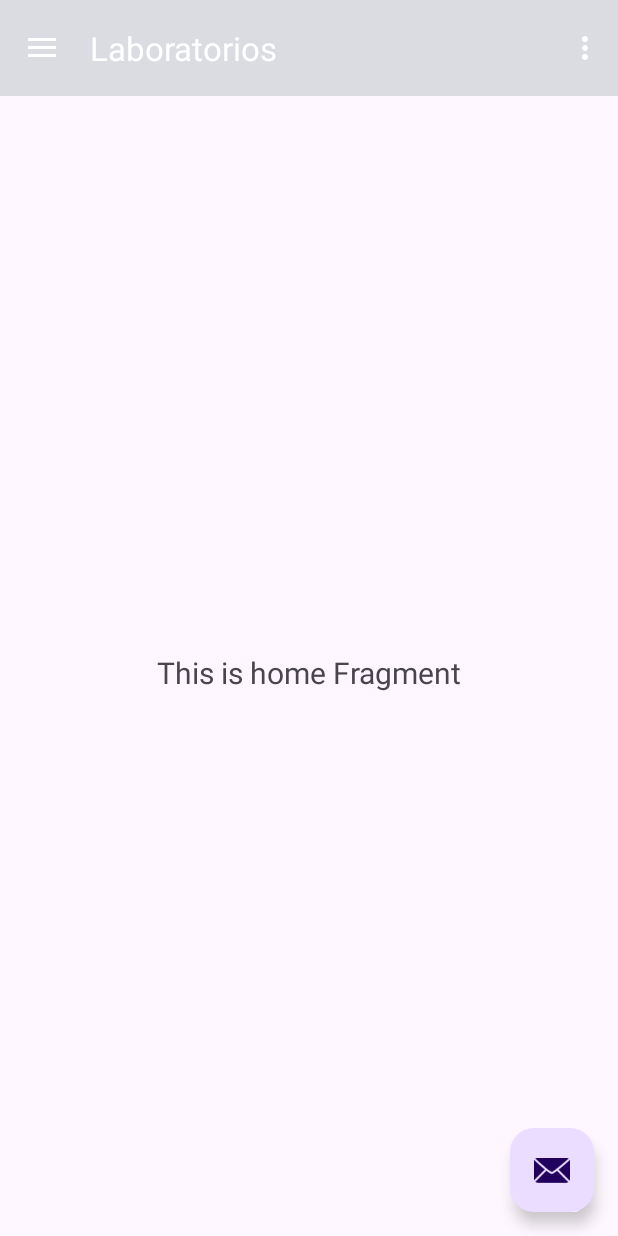
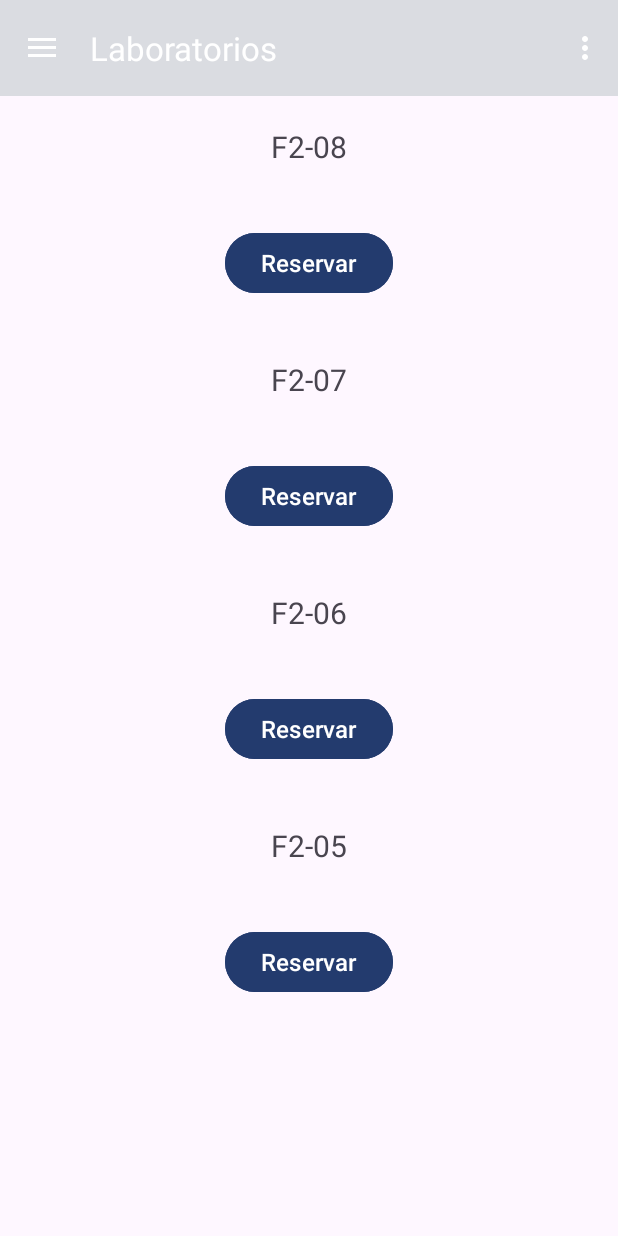
Before and after one commit to AlbertVega/Proyecto-I-Bases-de-Datos, an Android app: the PrincipalActivity screen opened directly, with no data from a screen before it, on a phone screen of 412 x 824 dp. Run offline under Robolectric (Android 15) with nearby library versions, the phone set to English and light mode, and no system bars; our stand-ins replace navigation-ui.

Commit message:
Creacion de horario

```diff
--- a/app/src/main/AndroidManifest.xml
+++ b/app/src/main/AndroidManifest.xml
@@ -12,6 +12,9 @@
         android:supportsRtl="true"
         android:theme="@style/Theme.LabCE"
         tools:targetApi="31">
+        <activity
+            android:name=".ScheduleActivity"
+            android:exported="false" />
         <activity
             android:name=".PrincipalActivity"
             android:exported="false"
--- a/app/src/main/java/com/example/labce/PrincipalActivity.kt
+++ b/app/src/main/java/com/example/labce/PrincipalActivity.kt
@@ -26,11 +26,11 @@ class PrincipalActivity : AppCompatActivity() {
 
         setSupportActionBar(binding.appBarPrincipal.toolbar)
 
-        binding.appBarPrincipal.fab.setOnClickListener { view ->
+       /* binding.appBarPrincipal.fab.setOnClickListener { view ->
             Snackbar.make(view, "Replace with your own action", Snackbar.LENGTH_LONG)
                 .setAction("Action", null)
                 .setAnchorView(R.id.fab).show()
-        }
+        }*/
         val drawerLayout: DrawerLayout = binding.drawerLayout
         val navView: NavigationView = binding.navView
         val navController = findNavController(R.id.nav_host_fragment_content_principal)
--- a/app/src/main/java/com/example/labce/ui/home/HomeFragment.kt
+++ b/app/src/main/java/com/example/labce/ui/home/HomeFragment.kt
@@ -1,12 +1,13 @@
 package com.example.labce.ui.home
 
+import android.content.Intent
 import android.os.Bundle
 import android.view.LayoutInflater
 import android.view.View
 import android.view.ViewGroup
-import android.widget.TextView
 import androidx.fragment.app.Fragment
 import androidx.lifecycle.ViewModelProvider
+import com.example.labce.ScheduleActivity
 import com.example.labce.databinding.FragmentHomeBinding
 
 class HomeFragment : Fragment() {
@@ -21,6 +22,8 @@ class HomeFragment : Fragment() {
         inflater: LayoutInflater,
         container: ViewGroup?,
         savedInstanceState: Bundle?
+
+
     ): View {
         val homeViewModel =
             ViewModelProvider(this).get(HomeViewModel::class.java)
@@ -28,10 +31,12 @@ class HomeFragment : Fragment() {
         _binding = FragmentHomeBinding.inflate(inflater, container, false)
         val root: View = binding.root
 
-        val textView: TextView = binding.textHome
-        homeViewModel.text.observe(viewLifecycleOwner) {
-            textView.text = it
+
+        binding.btnGoRequest05.setOnClickListener {
+            val intent = Intent(this.context, ScheduleActivity::class.java)
+            startActivity(intent)
         }
+
         return root
     }
 
--- a/app/src/main/java/com/example/labce/ui/request/RequestAdapter.kt
+++ b/app/src/main/java/com/example/labce/ui/request/RequestAdapter.kt
@@ -1,7 +1,9 @@
 package com.example.labce.ui.request
 
 import android.view.LayoutInflater
+import android.view.View
 import android.view.ViewGroup
+import android.widget.TextView
 import androidx.recyclerview.widget.RecyclerView
 import com.example.labce.R
 
@@ -14,7 +16,9 @@ class RequestAdapter (private val requestList:List<RequestRegister>): RecyclerVi
 
     override fun onBindViewHolder(holder: RequestViewHolder, position: Int) {
         val item = requestList[position]
-        holder.render(item)
 
+        holder.render(item,this)
     }
+
+
 }
--- a/app/src/main/java/com/example/labce/ui/request/RequestProvider.kt
+++ b/app/src/main/java/com/example/labce/ui/request/RequestProvider.kt
@@ -3,7 +3,7 @@ package com.example.labce.ui.request
 
 class RequestProvider {
     companion object{
-        val requestList = listOf<RequestRegister>(
+        val requestList = mutableListOf<RequestRegister>(
 
             //APROVE: 0 = RECHAZADO, 1 = APROBADO, 2 = PENDIENTE
             RequestRegister(
@@ -42,5 +42,7 @@ class RequestProvider {
                 2,
             ),
         )
+
+        var pendingRequest = requestList.filter { it.aprove == 2 }
     }
 }
--- a/app/src/main/java/com/example/labce/ui/request/RequestRegister.kt
+++ b/app/src/main/java/com/example/labce/ui/request/RequestRegister.kt
@@ -8,5 +8,5 @@ data class RequestRegister(
     val email:String, val name_request:String, val date: String,
     val date_back: String,
     val init_hour:String, val cant_hour:Int,
-    val aprove:Int ) {
+    var aprove:Int ) {
 }
--- /dev/null
+++ b/app/src/main/res/drawable/border.xml
@@ -0,0 +1,5 @@
+<?xml version="1.0" encoding="utf-8"?>
+<shape xmlns:android="http://schemas.android.com/apk/res/android">
+    <solid android:color="@color/white_special" /> <!-- color de fondo del botón -->
+    <stroke android:color="@color/black_special" android:width="1mm" /> <!-- color y grosor del borde -->
+</shape>
--- a/app/src/main/res/layout/app_bar_principal.xml
+++ b/app/src/main/res/layout/app_bar_principal.xml
@@ -22,13 +22,6 @@
 
     <include layout="@layout/content_principal" />
 
-    <com.google.android.material.floatingactionbutton.FloatingActionButton
-        android:id="@+id/fab"
-        android:layout_width="wrap_content"
-        android:layout_height="wrap_content"
-        android:layout_gravity="bottom|end"
-        android:layout_marginEnd="@dimen/fab_margin"
-        android:layout_marginBottom="16dp"
-        app:srcCompat="@android:drawable/ic_dialog_email" />
+
 
 </androidx.coordinatorlayout.widget.CoordinatorLayout>
--- a/app/src/main/res/layout/fragment_home.xml
+++ b/app/src/main/res/layout/fragment_home.xml
@@ -1,22 +1,103 @@
 <?xml version="1.0" encoding="utf-8"?>
-<androidx.constraintlayout.widget.ConstraintLayout xmlns:android="http://schemas.android.com/apk/res/android"
+<ScrollView
+    xmlns:android="http://schemas.android.com/apk/res/android"
     xmlns:app="http://schemas.android.com/apk/res-auto"
     xmlns:tools="http://schemas.android.com/tools"
     android:layout_width="match_parent"
     android:layout_height="match_parent"
     tools:context=".ui.home.HomeFragment">
 
-    <TextView
-        android:id="@+id/text_home"
+
+    <LinearLayout
         android:layout_width="match_parent"
         android:layout_height="wrap_content"
-        android:layout_marginStart="8dp"
-        android:layout_marginTop="8dp"
-        android:layout_marginEnd="8dp"
-        android:textAlignment="center"
-        android:textSize="20sp"
-        app:layout_constraintBottom_toBottomOf="parent"
-        app:layout_constraintEnd_toEndOf="parent"
-        app:layout_constraintStart_toStartOf="parent"
-        app:layout_constraintTop_toTopOf="parent" />
-</androidx.constraintlayout.widget.ConstraintLayout>
+        android:orientation="vertical">
+
+
+        <TextView
+            android:layout_width="match_parent"
+            android:layout_height="wrap_content"
+            android:text="@string/f2_08"
+            android:textSize="20sp"
+            android:layout_margin="20sp"
+            android:textAlignment="center"
+            />
+
+        <Button
+            android:id="@+id/btn_go_request08"
+            android:layout_width="wrap_content"
+            android:layout_height="wrap_content"
+            android:layout_margin="20sp"
+            android:text="@string/reservar"
+            android:gravity="center_vertical"
+            android:layout_gravity="center"
+            android:backgroundTint="@color/blue_special"
+            android:textSize="16sp" />
+
+
+
+        <TextView
+            android:layout_width="match_parent"
+            android:layout_height="wrap_content"
+            android:text="@string/f2_07"
+            android:textSize="20sp"
+            android:layout_margin="20sp"
+            android:textAlignment="center"
+            />
+
+        <Button
+            android:id="@+id/btn_go_request06"
+            android:layout_width="wrap_content"
+            android:layout_height="wrap_content"
+            android:layout_margin="20sp"
+            android:text="@string/reservar"
+            android:gravity="center_vertical"
+            android:layout_gravity="center"
+            android:backgroundTint="@color/blue_special"
+            android:textSize="16sp" />
+
+        <TextView
+            android:layout_width="match_parent"
+            android:layout_height="wrap_content"
+            android:text="@string/f2_06"
+            android:textSize="20sp"
+            android:layout_margin="20sp"
+            android:textAlignment="center"
+            />
+
+        <Button
+            android:id="@+id/btn_go_request05"
+            android:layout_width="wrap_content"
+            android:layout_height="wrap_content"
+            android:layout_margin="20sp"
+            android:text="@string/reservar"
+            android:gravity="center_vertical"
+            android:layout_gravity="center"
+            android:backgroundTint="@color/blue_special"
+            android:textSize="16sp" />
+
+        <TextView
+            android:layout_width="match_parent"
+            android:layout_height="wrap_content"
+            android:text="@string/f2_05"
+            android:textSize="20sp"
+            android:layout_margin="20sp"
+            android:textAlignment="center"
+            />
+
+        <Button
+            android:id="@+id/btn_go_request07"
+            android:layout_width="wrap_content"
+            android:layout_height="wrap_content"
+            android:layout_margin="20sp"
+            android:text="@string/reservar"
+            android:gravity="center_vertical"
+            android:layout_gravity="center"
+            android:backgroundTint="@color/blue_special"
+            android:textSize="16sp" />
+
+
+
+
+    </LinearLayout>
+</ScrollView>
--- a/app/src/main/res/values/colors.xml
+++ b/app/src/main/res/values/colors.xml
@@ -6,4 +6,5 @@
     <color name="blue_special">#233b6e</color>
     <color name="red_special">#B31736</color>
     <color name="black_special">#111111</color>
+    <color name="white_special">#FDF6FE</color>
 </resources>
--- a/app/src/main/res/values/strings.xml
+++ b/app/src/main/res/values/strings.xml
@@ -21,4 +21,16 @@
     <string name="fecha_init">Fecha inicio:</string>
     <string name="aprobar">Aprobar</string>
     <string name="rechazar">Rechazar</string>
+    <string name="reservar">Reservar</string>
+    <string name="laboratorio_06">Laboratorio 06</string>
+    <string name="f2_08">F2-08</string>
+    <string name="f2_05">F2-05</string>
+    <string name="f2_06">F2-06</string>
+    <string name="f2_07">F2-07</string>
+    <string name="hora">Hora</string>
+    <string name="lunes">Lunes</string>
+    <string name="viernes">Viernes</string>
+    <string name="jueves">Jueves</string>
+    <string name="miercoles">Miercoles</string>
+    <string name="martes">Martes</string>
 </resources>
```
Also changed, not shown: app/src/main/java/com/example/labce/ScheduleActivity.kt (added, +129 -0 lines), app/src/main/java/com/example/labce/ui/gallery/GalleryFragment.kt (+18 -1 lines), app/src/main/java/com/example/labce/ui/request/RequestViewHolder.kt (+31 -16 lines), app/src/main/java/com/example/labce/ui/schedule/ScheduleData.kt (added, +10 -0 lines), app/src/main/java/com/example/labce/ui/schedule/ScheduleProvider.kt (added, +17 -0 lines), app/src/main/res/layout/activity_schedule.xml (added, +149 -0 lines), app/src/main/res/layout/item_schedule.xml (added, +84 -0 lines).
